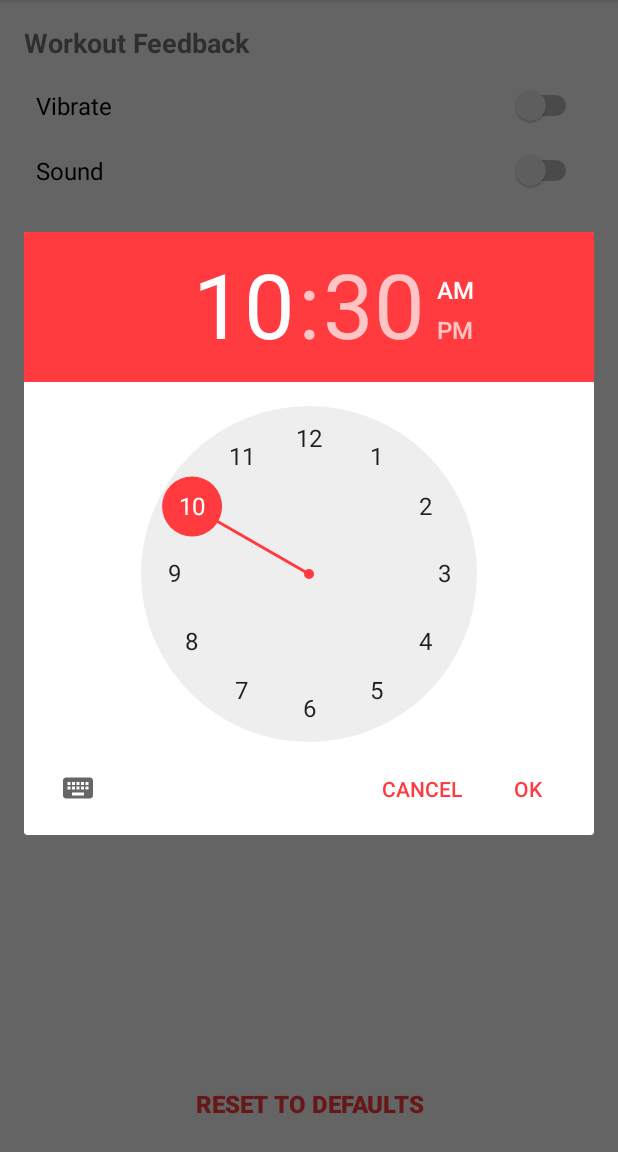
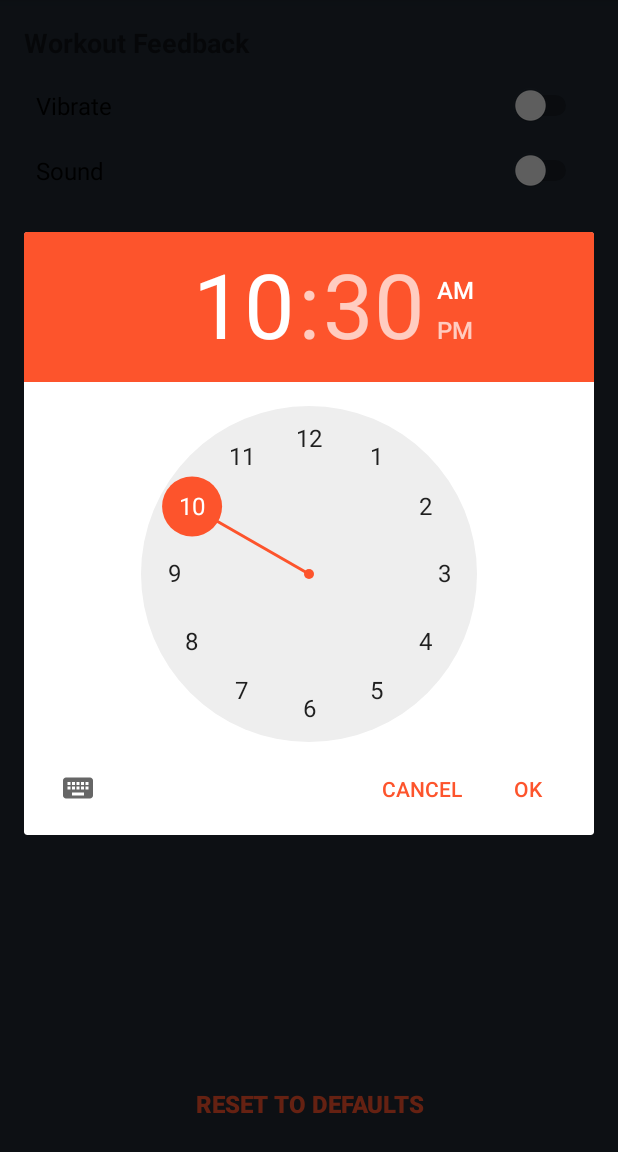
Before and after one commit to jesusCDev/AllWorkouts, an Android app: the SettingsActivity screen opened directly, with no data from a screen before it, after a tap on an icon or button, on a phone screen of 412 x 824 dp, the part 84-1236 px from its top. Run offline under Robolectric (Android 15) with nearby library versions, the phone set to English and light mode, and no system bars.

Commit message:
Dark Mode Update

```diff
--- a/app/src/main/res/layout/acitivty_settings.xml
+++ b/app/src/main/res/layout/acitivty_settings.xml
@@ -5,6 +5,7 @@
     xmlns:tools="http://schemas.android.com/tools"
     android:layout_width="match_parent"
     android:layout_height="match_parent"
+    android:background="@color/background_dark"
     android:orientation="vertical">
 
     <LinearLayout
--- a/app/src/main/res/layout/activity_workout_finish.xml
+++ b/app/src/main/res/layout/activity_workout_finish.xml
@@ -5,6 +5,7 @@
     android:layout_width="match_parent"
     android:layout_height="match_parent"
     android:orientation="vertical"
+    android:background="@color/background_dark"
     android:weightSum="3">
 
     <RelativeLayout
@@ -18,6 +19,7 @@
             android:layout_height="wrap_content"
             android:layout_centerInParent="true"
             android:text="Congratulations!"
+            android:textColor="@android:color/white"
             android:textSize="30sp"
             android:textStyle="bold" />
 
@@ -27,6 +29,7 @@
             android:layout_height="wrap_content"
             android:layout_alignParentTop="true"
             android:layout_centerHorizontal="true"
+            android:textColor="@android:color/white"
             android:layout_marginTop="8dp"
             android:text="Wokrout"
             android:textSize="@dimen/priority_1"
@@ -56,6 +59,7 @@
                 android:paddingBottom="8dp"
                 android:text="Workout Difficulty"
                 android:textAlignment="center"
+                android:textColor="@android:color/white"
                 android:textSize="24sp" />
 
             <LinearLayout
--- a/app/src/main/res/layout/activity_workout_session.xml
+++ b/app/src/main/res/layout/activity_workout_session.xml
@@ -4,6 +4,7 @@
     xmlns:tools="http://schemas.android.com/tools"
     android:layout_width="match_parent"
     android:layout_height="match_parent"
+    android:background="@color/background_dark"
     android:layout_weight="4">
 
     <LinearLayout
--- a/app/src/main/res/values/colors.xml
+++ b/app/src/main/res/values/colors.xml
@@ -1,13 +1,21 @@
 <?xml version="1.0" encoding="utf-8"?>
 <resources>
-    <color name="colorPrimary">#EFEFEF</color>
-    <color name="colorPrimaryDark">#992325</color>
-    <color name="colorAccent">#FF3B3F</color>
+    <color name="colorPrimary">#202933</color>
+    <color name="colorPrimaryDark">#d14321</color>
+    <color name="colorAccent">#FD542C</color>
 
-    <color name="objects">#000000</color>
-    <color name="focusAccent">#CAEBF2</color>
+    <color name="objects">#333A44</color>
+    <color name="focusAccent">#333A44</color>
 
-    <color name="selectedButton">#000000</color>
+    <!-- Background - primary color for background -->
+    <color name="background_dark">#202933</color>
+
+    <!-- Button Text Color - on Orange Background -->
+    <!-- Button Text Color - on Dark Background -->
+
+
+    <!-- Button color - Settings Color -->
+    <color name="selectedButton">#FFFFFF</color>
     <color name="unSelectedButton">#A9A9A9</color>
-    <color name="importantButton">#FF3B3F</color>
+    <color name="importantButton">#FD542C</color>
 </resources>
--- a/app/src/main/res/values/styles.xml
+++ b/app/src/main/res/values/styles.xml
@@ -9,12 +9,13 @@
     <style name="tv_WorkoutSession_Timer">
         <item name="android:textSize">60sp</item>
         <item name="android:textStyle">bold</item>
+        <item name="android:textColor">@color/colorAccent</item>
     </style>
 
     <style name="tv_WorkoutSession_CurrentWorkoutValue">
         <item name="android:textSize">18sp</item>
         <item name="android:textStyle">bold</item>
-        <item name="android:textColor">@android:color/black</item>
+        <item name="android:textColor">@color/colorAccent</item>
     </style>
 
     <style name="tv_WorkoutSession_WorkoutValue">
@@ -28,7 +29,7 @@
         <item name="android:drawable">@drawable/border_set</item>
         <item name="android:colorBackground">@android:color/transparent</item>
         <item name="android:textStyle">bold</item>
-        <item name="android:textColor">@android:color/white</item>
+        <item name="android:textColor">@color/unSelectedButton</item>
     </style>
 
     <style name="button_important">
@@ -46,12 +47,13 @@
     </style>
 
     <style name="btn_settings_DaySelected">
-        <item name="android:textColor">@color/selectedButton</item>
+        <item name="android:textColor">@color/importantButton</item>
     </style>
 
     <style name="btn_settings_DayUnSelected">
         <item name="android:textColor">@color/unSelectedButton</item>
     </style>
+
 
     <!-- TEXT DOCUMENTATION STYLES -->
     <style name="textStyle_Doc_Title">
--- a/build.gradle
+++ b/build.gradle
@@ -7,7 +7,7 @@ buildscript {
         jcenter()
     }
     dependencies {
-        classpath 'com.android.tools.build:gradle:3.4.2'
+        classpath 'com.android.tools.build:gradle:3.5.0'
 
 
         // NOTE: Do not place your application dependencies here; they belong
```
Also changed, not shown: app/src/main/res/drawable/ic_pullup.xml (+1 -1 lines), app/src/main/res/drawable/ic_pullup_chinup.xml (+1 -1 lines), app/src/main/res/drawable/ic_pullup_hang.xml (+1 -1 lines), app/src/main/res/drawable/ic_pullup_onearm.xml (+1 -1 lines), app/src/main/res/drawable/ic_pullup_sidetoside.xml (+1 -1 lines), app/src/main/res/drawable/ic_pullup_widearm.xml (+1 -1 lines), app/src/main/res/layout/activity_home.xml (+5 -3 lines), gradle.properties (+7 -6 lines), gradle/wrapper/gradle-wrapper.properties.
